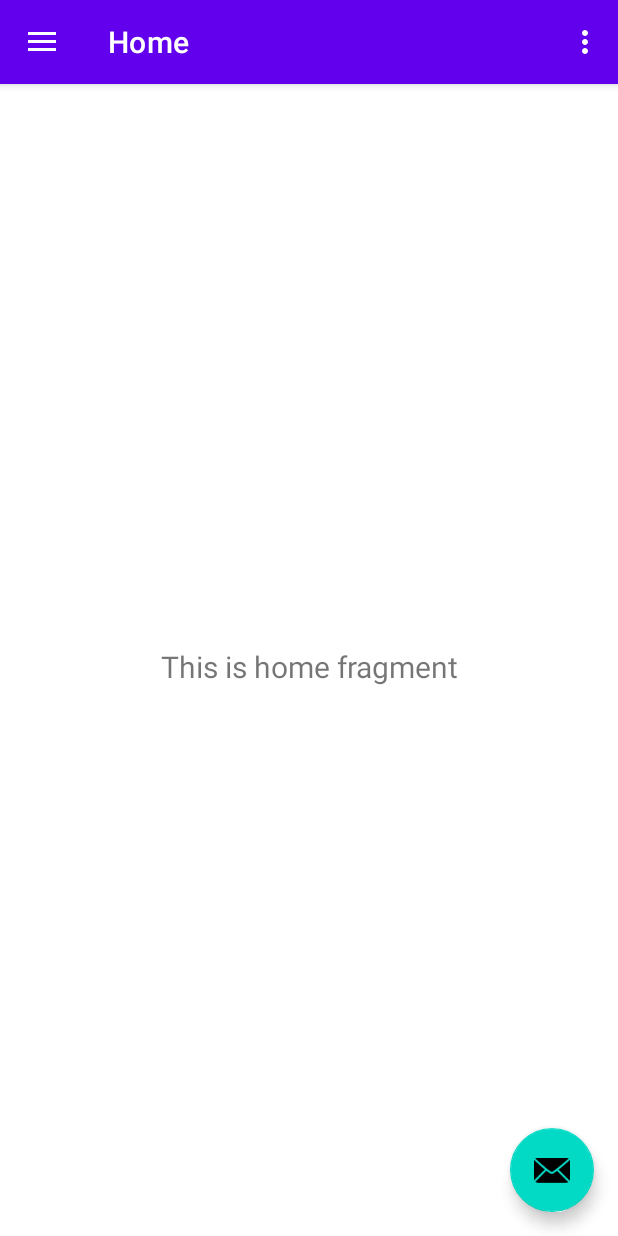
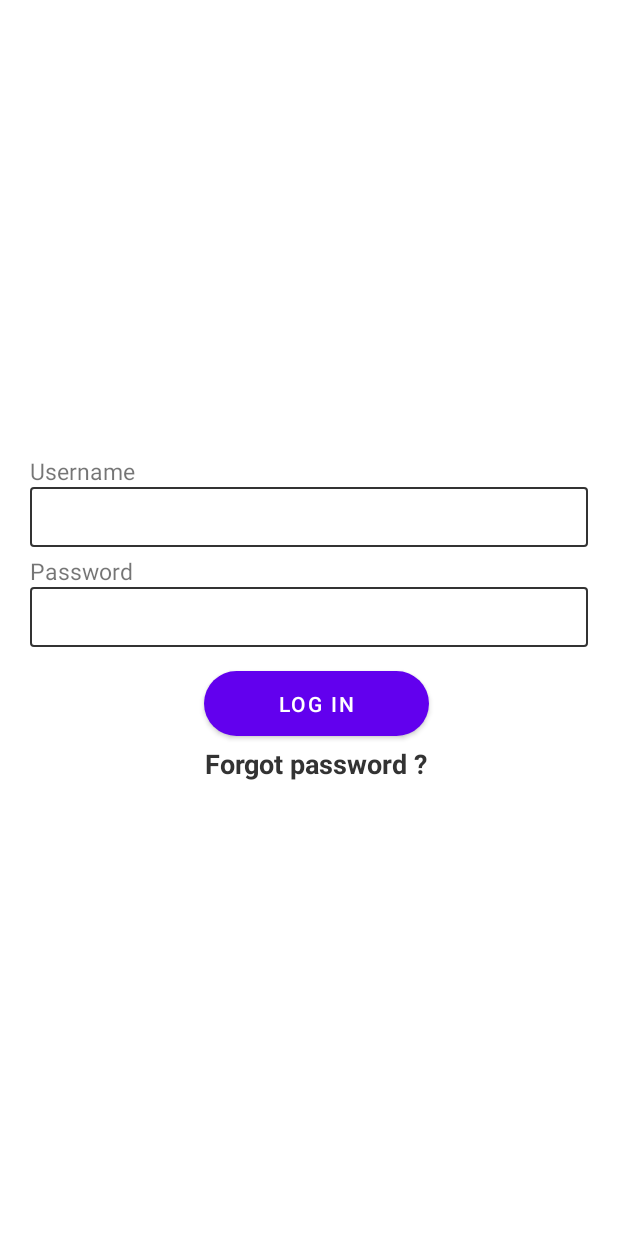
Before and after one commit to MusheerJ/TeamNequit, an Android app: the screen it shows after launch (MainActivity before the commit, SignInActivity after it), on a phone screen of 412 x 824 dp. Run offline under Robolectric (Android 15) with nearby library versions, the phone set to English and light mode, and no system bars; our stand-ins replace Firebase (no records; nobody signed in at launch, a user with empty details on screens opened directly).

Commit message:
STAGE0.1

```diff
--- a/app/src/main/java/com/teamnequit/MainActivity.java
+++ b/app/src/main/java/com/teamnequit/Activities/MainActivity.java
@@ -1,4 +1,4 @@
-package com.teamnequit;
+package com.teamnequit.Activities;
 
 import android.os.Bundle;
 import android.view.View;
@@ -7,6 +7,7 @@ import android.view.Menu;
 import com.google.android.material.floatingactionbutton.FloatingActionButton;
 import com.google.android.material.snackbar.Snackbar;
 import com.google.android.material.navigation.NavigationView;
+import com.teamnequit.R;
 
 import androidx.navigation.NavController;
 import androidx.navigation.Navigation;
--- /dev/null
+++ b/app/src/main/java/com/teamnequit/Activities/SignInActivity.java
@@ -0,0 +1,79 @@
+package com.teamnequit.Activities;
+
+import androidx.annotation.NonNull;
+import androidx.appcompat.app.AppCompatActivity;
+
+import android.app.ProgressDialog;
+import android.content.Intent;
+import android.os.Bundle;
+import android.view.View;
+import android.widget.Toast;
+
+import com.google.android.gms.tasks.OnCompleteListener;
+import com.google.android.gms.tasks.Task;
+import com.google.firebase.auth.AuthResult;
+import com.google.firebase.auth.FirebaseAuth;
+import com.google.firebase.database.FirebaseDatabase;
+import com.teamnequit.Models.Users;
+import com.teamnequit.R;
+import com.teamnequit.databinding.ActivitySignInBinding;
+
+public class SignInActivity extends AppCompatActivity {
+    ActivitySignInBinding binding;
+    FirebaseDatabase database;
+    FirebaseAuth auth;
+    ProgressDialog dialog;
+    @Override
+    protected void onCreate(Bundle savedInstanceState) {
+        super.onCreate(savedInstanceState);
+        binding = ActivitySignInBinding.inflate(getLayoutInflater());
+        setContentView(binding.getRoot());
+        getSupportActionBar().hide();
+
+
+        database = FirebaseDatabase.getInstance();
+        auth = FirebaseAuth.getInstance();
+        dialog = new ProgressDialog(SignInActivity.this);
+        dialog.setMessage("Login you in please wait ...");
+        dialog.setCancelable(false);
+        binding.userLogIn.setOnClickListener(new View.OnClickListener() {
+            @Override
+            public void onClick(View v) {
+                if(binding.userEmail.getText().toString().isEmpty())
+                {
+                    binding.userEmail.setError("This cant be empty !");
+                    return;
+                }
+                if(binding.userPassword.getText().toString().isEmpty())
+                {
+                    binding.userPassword.setError("This cant be empty !");
+                    return;
+                }
+                dialog.show();
+                String UserMail = binding.userEmail.getText().toString();
+                String UserPass = binding.userPassword.getText().toString();
+                auth.createUserWithEmailAndPassword(UserMail,UserPass).addOnCompleteListener(new OnCompleteListener<AuthResult>() {
+                    @Override
+                    public void onComplete(@NonNull Task<AuthResult> task) {
+                        if (task.isSuccessful())
+                        {
+                            Users user = new Users(UserMail,UserPass);
+                            String Uid = auth.getUid();
+                            database.getReference().child("Users").child(Uid).setValue(user);
+                            Toast.makeText(SignInActivity.this,"userCreated !",Toast.LENGTH_SHORT).show();
+                            dialog.dismiss();
+                            startActivity(new Intent(SignInActivity.this,MainActivity.class));
+                            finish();
+                        }
+                    }
+                });
+
+                binding.userEmail.setText(null);
+                binding.userPassword.setText(null);
+
+            }
+        });
+
+
+    }
+}
--- /dev/null
+++ b/app/src/main/res/drawable/loginbg.xml
@@ -0,0 +1,8 @@
+<?xml version="1.0" encoding="utf-8"?>
+<shape xmlns:android="http://schemas.android.com/apk/res/android">
+
+    <corners android:radius="2dp"/>
+    <stroke android:width="1.5dp"
+        android:color="#333333"/>
+
+</shape>
--- /dev/null
+++ b/app/src/main/res/layout/activity_sign_in.xml
@@ -0,0 +1,101 @@
+<?xml version="1.0" encoding="utf-8"?>
+<androidx.constraintlayout.widget.ConstraintLayout xmlns:android="http://schemas.android.com/apk/res/android"
+    xmlns:app="http://schemas.android.com/apk/res-auto"
+    xmlns:tools="http://schemas.android.com/tools"
+    android:layout_width="match_parent"
+    android:layout_height="match_parent"
+    tools:context=".Activities.SignInActivity">
+
+    <LinearLayout
+        android:layout_width="0dp"
+        android:layout_height="wrap_content"
+        android:layout_margin="10dp"
+        android:orientation="vertical"
+        app:layout_constraintBottom_toBottomOf="parent"
+        app:layout_constraintEnd_toEndOf="parent"
+        app:layout_constraintStart_toStartOf="parent"
+        app:layout_constraintTop_toTopOf="parent">
+
+        <LinearLayout
+            android:layout_width="match_parent"
+            android:layout_height="match_parent"
+            android:layout_marginStart="10dp"
+            android:layout_marginLeft="10dp"
+            android:layout_marginEnd="10dp"
+            android:layout_marginRight="10dp"
+            android:orientation="vertical">
+
+            <TextView
+                android:id="@+id/Username"
+                android:layout_width="match_parent"
+                android:layout_height="wrap_content"
+                android:text="Username"
+                android:textSize="15sp" />
+
+            <EditText
+                android:id="@+id/userEmail"
+                android:layout_width="match_parent"
+                android:layout_height="40dp"
+                android:background="@drawable/loginbg"
+                android:ems="10"
+                android:inputType="textEmailAddress"
+                android:paddingLeft="5dp" />
+        </LinearLayout>
+
+        <LinearLayout
+            android:layout_width="match_parent"
+            android:layout_height="match_parent"
+            android:layout_marginStart="10dp"
+            android:layout_marginLeft="10dp"
+            android:layout_marginTop="5dp"
+            android:layout_marginEnd="10dp"
+            android:layout_marginRight="10dp"
+            android:orientation="vertical">
+
+            <TextView
+                android:id="@+id/Password"
+                android:layout_width="match_parent"
+                android:layout_height="wrap_content"
+                android:text="Password"
+                android:textSize="15sp" />
+
+            <EditText
+                android:id="@+id/userPassword"
+                android:layout_width="match_parent"
+                android:layout_height="40dp"
+                android:background="@drawable/loginbg"
+                android:ems="10"
+                android:inputType="textPassword"
+                android:paddingLeft="5dp" />
+        </LinearLayout>
+
+        <LinearLayout
+            android:layout_width="match_parent"
+            android:layout_height="match_parent"
+            android:layout_marginStart="10dp"
+            android:layout_marginLeft="10dp"
+            android:layout_marginTop="10dp"
+            android:orientation="vertical">
+
+            <Button
+                android:id="@+id/userLogIn"
+                android:layout_width="150dp"
+                android:layout_height="55dp"
+                android:layout_gravity="center"
+                android:text="LOG IN"
+                app:cornerRadius="25dp" />
+
+            <TextView
+                android:id="@+id/userForgotPass"
+                android:layout_width="match_parent"
+                android:layout_height="wrap_content"
+                android:layout_gravity="center"
+                android:gravity="center"
+                android:text="Forgot password ?"
+                android:textColor="#333333"
+                android:textSize="18sp"
+                android:textStyle="bold" />
+        </LinearLayout>
+
+    </LinearLayout>
+</androidx.constraintlayout.widget.ConstraintLayout>
--- a/app/src/main/res/layout/app_bar_main.xml
+++ b/app/src/main/res/layout/app_bar_main.xml
@@ -4,7 +4,7 @@
     xmlns:tools="http://schemas.android.com/tools"
     android:layout_width="match_parent"
     android:layout_height="match_parent"
-    tools:context=".MainActivity">
+    tools:context=".Activities.MainActivity">
 
     <com.google.android.material.appbar.AppBarLayout
         android:layout_width="match_parent"
--- a/build.gradle
+++ b/build.gradle
@@ -6,6 +6,7 @@ buildscript {
     }
     dependencies {
         classpath "com.android.tools.build:gradle:4.1.1"
+        classpath 'com.google.gms:google-services:4.3.5'
 
         // NOTE: Do not place your application dependencies here; they belong
         // in the individual module build.gradle files
```
Also changed, not shown: app/build.gradle (+10 -0 lines), app/src/main/AndroidManifest.xml (+8 -5 lines), app/src/main/java/com/teamnequit/Models/Users.java (added, +39 -0 lines), 1 other file.
